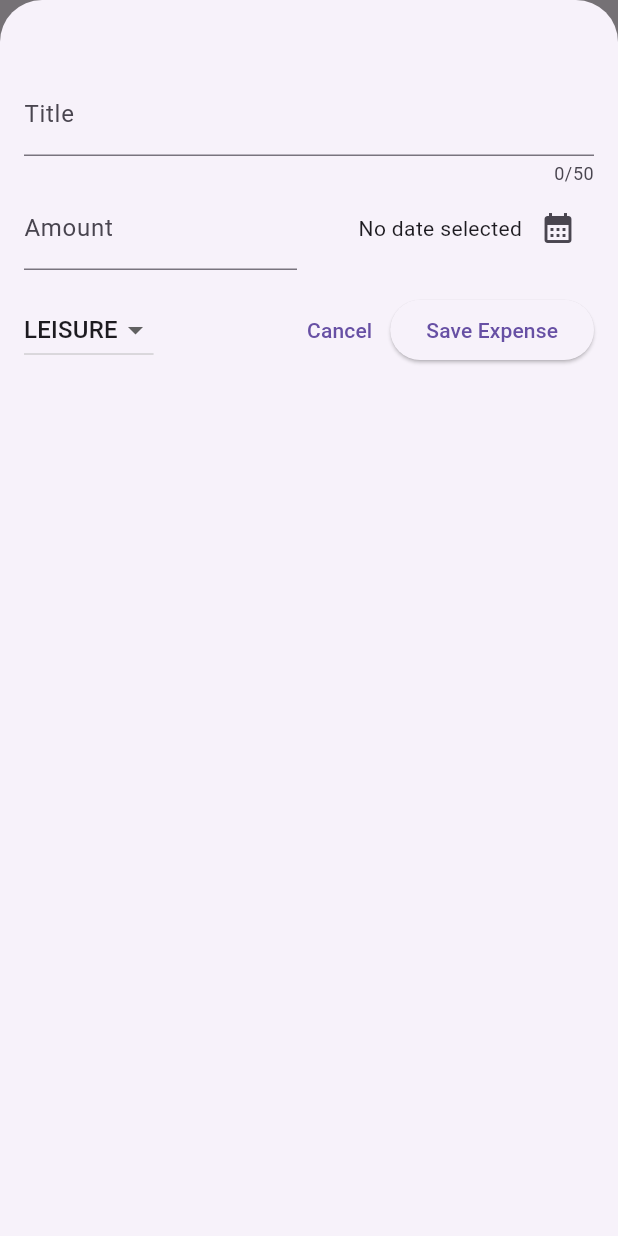
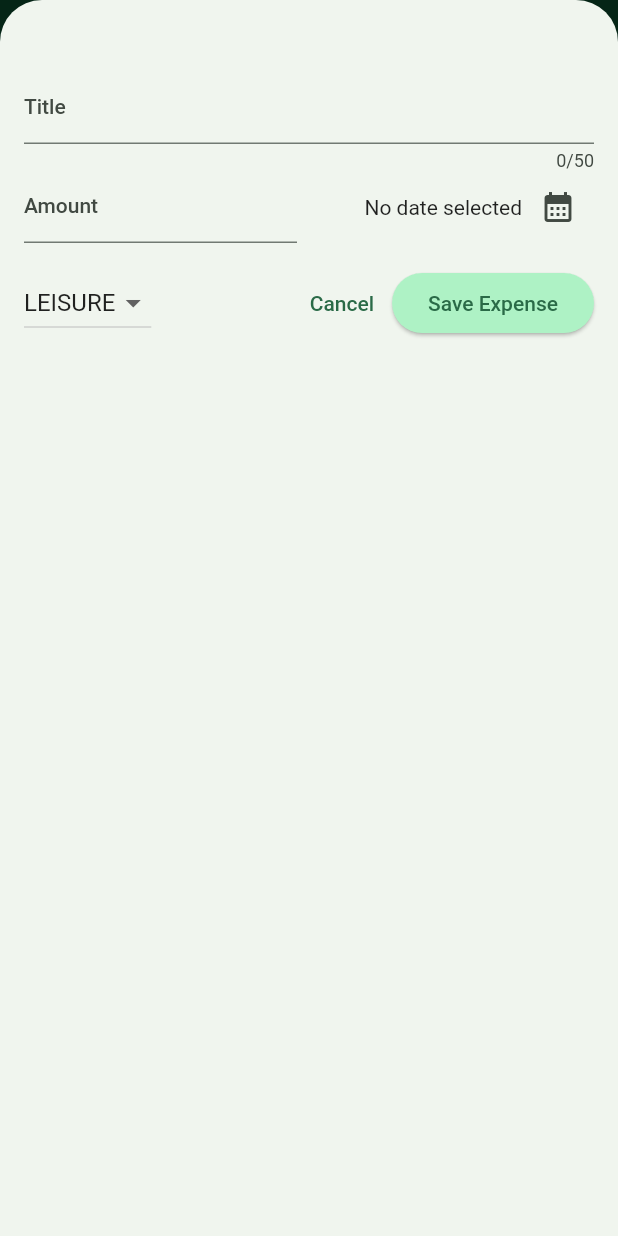
Before and after one commit to picasso653/expense_tracker, a Flutter app: the screen it shows after launch, after a tap on the "add" icon, on a phone screen of 412 x 824 dp. Run offline on Flutter 3.47's test engine with Material 2 defaults, Android fonts, the phone set to English and light mode, and no system bars.

Commit message:
light Theme

```diff
--- a/lib/main.dart
+++ b/lib/main.dart
@@ -2,10 +2,31 @@ import 'package:flutter/material.dart';
 
 import 'package:expense_tracker/widget/expenses.dart';
 
+var kColorScheme =
+    ColorScheme.fromSeed(seedColor: const Color.fromARGB(255, 59, 189, 124));
+
 void main() {
   runApp(
-     MaterialApp(
-      theme: ThemeData(useMaterial3: true),
+    MaterialApp(
+      theme: ThemeData().copyWith(
+          useMaterial3: true,
+          colorScheme: kColorScheme,
+          appBarTheme: const AppBarTheme().copyWith(
+              backgroundColor: kColorScheme.onPrimaryContainer,
+              foregroundColor: kColorScheme.primaryContainer),
+          cardTheme: const CardTheme().copyWith(
+            color: kColorScheme.secondaryContainer,
+            margin: const EdgeInsets.symmetric(horizontal: 16, vertical: 8),
+          ),
+          elevatedButtonTheme: ElevatedButtonThemeData(
+            style: ElevatedButton.styleFrom(
+                backgroundColor: kColorScheme.primaryContainer),
+          ),
+          textTheme: ThemeData().textTheme.copyWith(
+              titleLarge: TextStyle(
+                  fontWeight: FontWeight.normal,
+                  color: kColorScheme.onSecondaryContainer,
+                  fontSize: 16))),
       debugShowCheckedModeBanner: false,
       home: const Expenses(),
     ),
--- a/lib/widget/expenses-list/expenses_item.dart
+++ b/lib/widget/expenses-list/expenses_item.dart
@@ -12,8 +12,9 @@ import 'package:flutter/src/widgets/framework.dart';
     return Padding(
       padding: const EdgeInsets.symmetric(horizontal: 20, vertical: 16),
       child: Card(child:  Column(
+        crossAxisAlignment: CrossAxisAlignment.start,
         children: [
-          Text(expense.title),
+          Text(expense.title, style: Theme.of(context).textTheme.titleLarge,),
           const SizedBox(height: 5,),
           Row(
             children: [
--- a/lib/widget/expenses-list/expenses_list.dart
+++ b/lib/widget/expenses-list/expenses_list.dart
@@ -4,17 +4,20 @@ import 'package:flutter/material.dart';
 import 'package:flutter/src/widgets/framework.dart';
 
 class ExpensesList extends StatelessWidget {
-  ExpensesList(
+  const ExpensesList(
       {super.key, required this.expenses, required this.onRemoveExpense});
   final List<Expense> expenses;
   final void Function(Expense expense) onRemoveExpense;
 
+
   @override
   Widget build(BuildContext context) {
-
     return ListView.builder(
       itemCount: expenses.length,
       itemBuilder: (context, index) => Dismissible(
+          background: Container(
+            color: Theme.of(context).colorScheme.error,
+          ),
           key: ValueKey(expenses[index]),
           onDismissed: (direction) {
             onRemoveExpense(expenses[index]);
```
